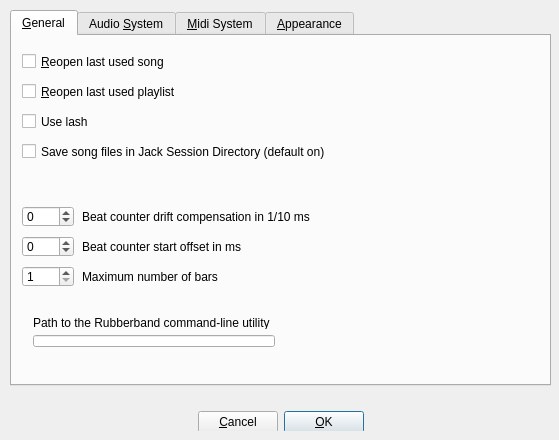
Qt form src/gui/src/UI/PreferencesDialog_UI.ui (hydrogen-music/hydrogen) before a commit.
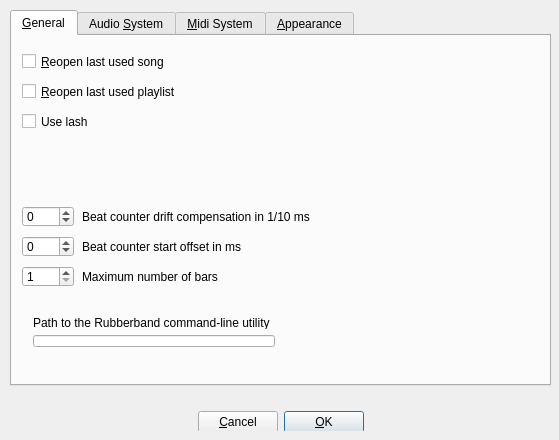
The same form after that commit. Custom widgets are drawn as their Qt base class.

Commit message: change jacksession file handling. untitled song will saved into a jacksession without qmessage box question. remove white spaces from song-file names if they saved in a jack session.

What changed in the file:
```diff
--- a/src/gui/src/UI/PreferencesDialog_UI.ui
+++ b/src/gui/src/UI/PreferencesDialog_UI.ui
@@ -330,19 +330,6 @@
       <string>Alt+R</string>
      </property>
     </widget>
-    <widget class="QCheckBox" name="useJackSessinStoreFiles">
-     <property name="geometry">
-      <rect>
-       <x>10</x>
-       <y>100</y>
-       <width>511</width>
-       <height>31</height>
-      </rect>
-     </property>
-     <property name="text">
-      <string>Save song files in Jack Session Directory (default on)</string>
-     </property>
-    </widget>
    </widget>
    <widget class="QWidget" name="tab_2">
     <attribute name="title">
```
The commit also changes 7 other files.
